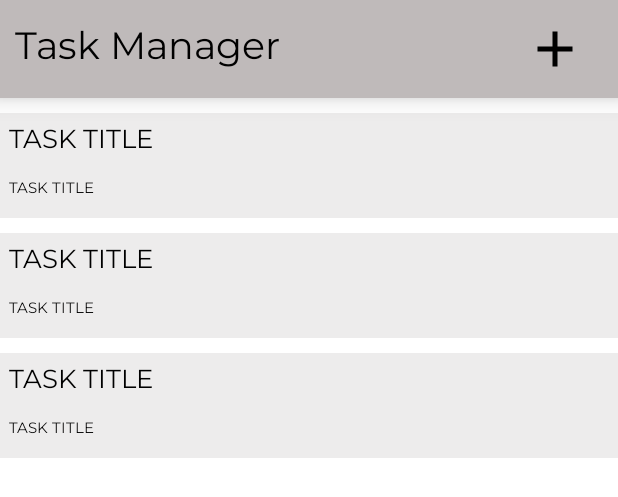
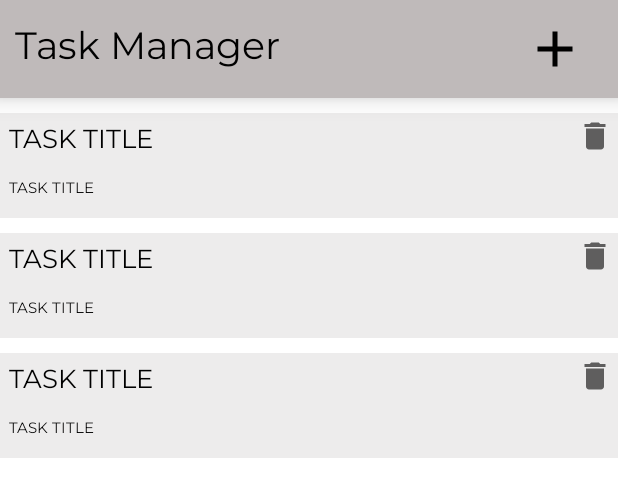
Before and after one commit to Mehraj-ud-din-Bhat/androidClass, an Android app: the layout activity_main.xml on its own in the app's theme, with its tools: preview values and no code run, on a phone screen of 412 x 824 dp. Shown: the top 497 px of the screen. Run offline under Robolectric (Android 15) with nearby library versions, the phone set to English and light mode, and no system bars.

Commit message:
Completed CRUD USING FIREBASE

```diff
--- a/app/src/main/java/com/example/personapp/adapter/TaskAdapter.java
+++ b/app/src/main/java/com/example/personapp/adapter/TaskAdapter.java
@@ -5,6 +5,7 @@ import android.content.Intent;
 import android.view.LayoutInflater;
 import android.view.View;
 import android.view.ViewGroup;
+import android.widget.ImageView;
 import android.widget.TextView;
 
 import androidx.recyclerview.widget.RecyclerView;
@@ -65,6 +66,16 @@ public class TaskAdapter extends RecyclerView.Adapter<TaskAdapter.TaskHolder> {
             }
         });
 
+        holder.deleteIcon.setOnClickListener(new View.OnClickListener() {
+            @Override
+            public void onClick(View view) {
+
+                ((MainActivity)context).deleteTask(taskList.get(pos));
+
+
+            }
+        });
+
     }
 
 
@@ -79,12 +90,14 @@ public class TaskAdapter extends RecyclerView.Adapter<TaskAdapter.TaskHolder> {
         View root;
         TextView taskTitle;
         TextView taskDesc;
+        ImageView  deleteIcon;
 
         public TaskHolder(View itemView) {
             super(itemView);
             taskTitle=itemView.findViewById(R.id.taskTitle);
             taskDesc=itemView.findViewById(R.id.taskDesc);
             root=itemView.findViewById(R.id.root);
+            deleteIcon=itemView.findViewById(R.id.taskDeleteIcon);
 
         }
     }
--- a/app/src/main/java/com/example/personapp/ui/MainActivity.java
+++ b/app/src/main/java/com/example/personapp/ui/MainActivity.java
@@ -89,6 +89,12 @@ public class MainActivity extends AppCompatActivity {
     }
 
 
+    public  void deleteTask(Task task)
+    {
+       database.deleteTask(task.key);
+    }
+
+
 
 
 
--- a/app/src/main/java/com/example/personapp/utility/Database.java
+++ b/app/src/main/java/com/example/personapp/utility/Database.java
@@ -95,6 +95,14 @@ public class Database {
     }
 
 
+    public  void deleteTask(String key)
+    {
+
+        databaseReference.child(key).removeValue();
+
+    }
+
+
 
 
 }
--- /dev/null
+++ b/app/src/main/res/drawable/icon_delete.xml
@@ -0,0 +1,10 @@
+<vector xmlns:android="http://schemas.android.com/apk/res/android"
+    android:width="24dp"
+    android:height="24dp"
+    android:viewportWidth="24"
+    android:viewportHeight="24"
+    android:tint="?attr/colorControlNormal">
+  <path
+      android:fillColor="@android:color/white"
+      android:pathData="M6,19c0,1.1 0.9,2 2,2h8c1.1,0 2,-0.9 2,-2V7H6v12zM19,4h-3.5l-1,-1h-5l-1,1H5v2h14V4z"/>
+</vector>
--- a/app/src/main/res/layout/list_item_task.xml
+++ b/app/src/main/res/layout/list_item_task.xml
@@ -1,11 +1,19 @@
 <?xml version="1.0" encoding="utf-8"?>
 <LinearLayout
     xmlns:android="http://schemas.android.com/apk/res/android"
-    android:id="@+id/root"
+
     android:layout_width="match_parent"
     android:layout_height="70dp"
     android:layout_marginTop="10dp"
     android:background="#48BFBABA"
+    android:orientation="horizontal"
+
+    >
+    <LinearLayout
+        android:id="@+id/root"
+        android:layout_width="wrap_content"
+        android:layout_height="wrap_content"
+        android:layout_weight="1"
         android:orientation="vertical"
 
         >
@@ -32,6 +40,23 @@
             android:textColor="@color/black"
             android:padding="6dp"
             />
+    </LinearLayout>
+
+    <LinearLayout
+        android:layout_width="wrap_content"
+        android:layout_height="wrap_content">
+        <ImageView
+            android:id="@+id/taskDeleteIcon"
+            android:src="@drawable/icon_delete"
+            android:layout_width="wrap_content"
+            android:layout_gravity="end"
+            android:padding="3dp"
+            android:layout_height="wrap_content"/>
+
+    </LinearLayout>
+
+
+
 
 
 </LinearLayout>
```
Lines whose indentation alone changed are shown as unchanged.
